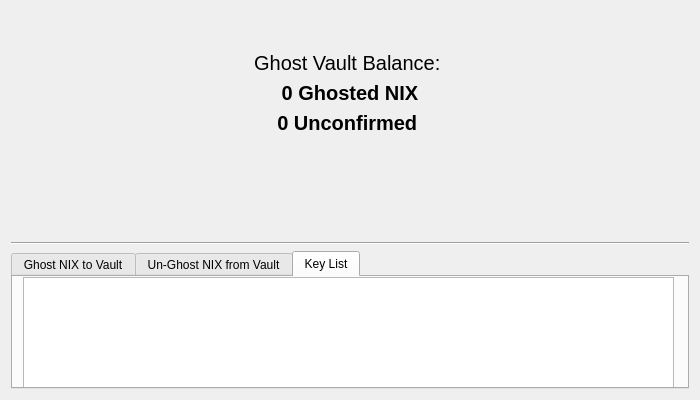
Above: src/qt/forms/ghostvault.ui from koifinance/NixCore before the change. Below: the same form after it.
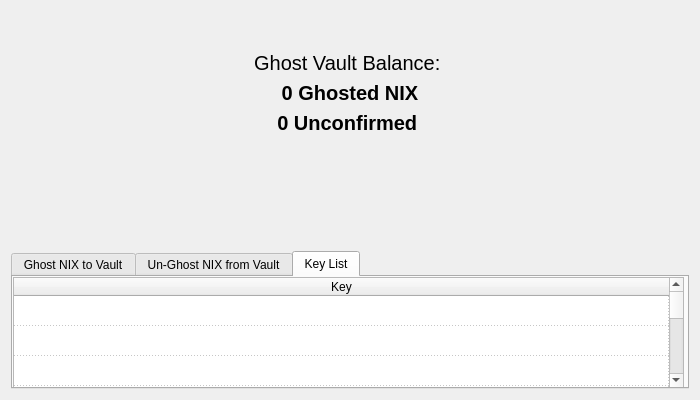
That is the form after the change. The open tabs and pages were chosen to show the change.

Commit message: commitment key pack list qt wallet

The edit to the form file:
```diff
--- a/src/qt/forms/ghostvault.ui
+++ b/src/qt/forms/ghostvault.ui
@@ -123,13 +123,6 @@
      </property>
     </spacer>
    </item>
-   <item>
-    <widget class="Line" name="line_2">
-     <property name="orientation">
-      <enum>Qt::Horizontal</enum>
-     </property>
-    </widget>
-   </item>
    <item>
     <layout class="QHBoxLayout" name="horizontalLayout" stretch="0">
      <item>
@@ -406,24 +399,94 @@
         <attribute name="title">
          <string>Key List</string>
         </attribute>
-        <widget class="QTableView" name="keyPackList">
+        <widget class="QTableWidget" name="keyPackList">
          <property name="geometry">
           <rect>
-           <x>10</x>
+           <x>0</x>
            <y>0</y>
-           <width>651</width>
+           <width>671</width>
            <height>111</height>
           </rect>
          </property>
-         <property name="sizePolicy">
-          <sizepolicy hsizetype="Expanding" vsizetype="Expanding">
-           <horstretch>0</horstretch>
-           <verstretch>0</verstretch>
-          </sizepolicy>
+         <property name="editTriggers">
+          <set>QAbstractItemView::NoEditTriggers</set>
          </property>
+         <property name="alternatingRowColors">
+          <bool>false</bool>
+         </property>
+         <property name="showGrid">
+          <bool>true</bool>
+         </property>
+         <property name="gridStyle">
+          <enum>Qt::DotLine</enum>
+         </property>
+         <attribute name="horizontalHeaderStretchLastSection">
+          <bool>true</bool>
+         </attribute>
          <attribute name="verticalHeaderVisible">
           <bool>false</bool>
          </attribute>
+         <attribute name="verticalHeaderDefaultSectionSize">
+          <number>30</number>
+         </attribute>
+         <attribute name="verticalHeaderMinimumSectionSize">
+          <number>20</number>
+         </attribute>
+         <row>
+          <property name="text">
+           <string>1</string>
+          </property>
+         </row>
+         <row>
+          <property name="text">
+           <string>2</string>
+          </property>
+         </row>
+         <row>
+          <property name="text">
+           <string>3</string>
+          </property>
+         </row>
+         <row>
+          <property name="text">
+           <string>4</string>
+          </property>
+         </row>
+         <row>
+          <property name="text">
+           <string>5</string>
+          </property>
+         </row>
+         <row>
+          <property name="text">
+           <string>6</string>
+          </property>
+         </row>
+         <row>
+          <property name="text">
+           <string>7</string>
+          </property>
+         </row>
+         <row>
+          <property name="text">
+           <string>8</string>
+          </property>
+         </row>
+         <row>
+          <property name="text">
+           <string>9</string>
+          </property>
+         </row>
+         <row>
+          <property name="text">
+           <string>10</string>
+          </property>
+         </row>
+         <column>
+          <property name="text">
+           <string>Key</string>
+          </property>
+         </column>
         </widget>
        </widget>
       </widget>
```
Left out of the diff: 2 changed lines with no effect on the pictures. The commit also changes 9 other files.
